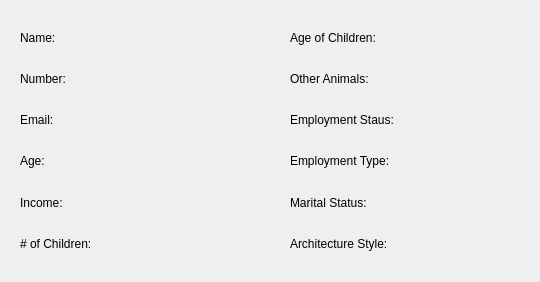
Above: clientdetailsview.ui from maliklewis/comp3004 before the change. Below: the same form after it.
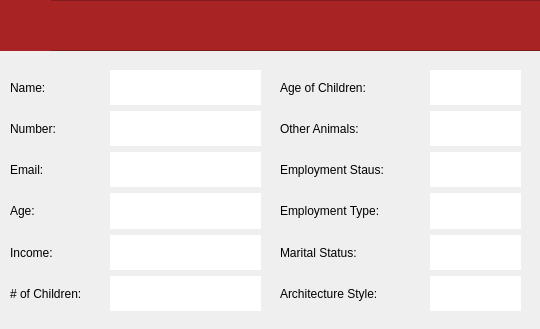
That is the form after the change. Icons and pictures are not drawn.

Patch:
```diff
--- a/clientdetailsview.ui
+++ b/clientdetailsview.ui
@@ -7,7 +7,7 @@
     <x>0</x>
     <y>0</y>
     <width>540</width>
-    <height>282</height>
+    <height>329</height>
    </rect>
   </property>
   <property name="windowTitle">
@@ -16,8 +16,8 @@
   <widget class="QWidget" name="layoutWidget">
    <property name="geometry">
     <rect>
-     <x>120</x>
-     <y>20</y>
+     <x>110</x>
+     <y>70</y>
      <width>151</width>
      <height>241</height>
     </rect>
@@ -25,6 +25,9 @@
    <layout class="QVBoxLayout" name="verticalLayout_3">
     <item>
      <widget class="QLabel" name="nameValue">
+      <property name="styleSheet">
+       <string notr="true">background-color: rgb(255, 255, 255);</string>
+      </property>
       <property name="text">
        <string/>
       </property>
@@ -32,6 +35,9 @@
     </item>
     <item>
      <widget class="QLabel" name="numberValue">
+      <property name="styleSheet">
+       <string notr="true">background-color: rgb(255, 255, 255);</string>
+      </property>
       <property name="text">
        <string/>
       </property>
@@ -39,6 +45,9 @@
     </item>
     <item>
      <widget class="QLabel" name="emailValue">
+      <property name="styleSheet">
+       <string notr="true">background-color: rgb(255, 255, 255);</string>
+      </property>
       <property name="text">
        <string/>
       </property>
@@ -46,6 +55,9 @@
     </item>
     <item>
      <widget class="QLabel" name="ageValue">
+      <property name="styleSheet">
+       <string notr="true">background-color: rgb(255, 255, 255);</string>
+      </property>
       <property name="text">
        <string/>
       </property>
@@ -53,6 +65,9 @@
     </item>
     <item>
      <widget class="QLabel" name="incomeValue">
+      <property name="styleSheet">
+       <string notr="true">background-color: rgb(255, 255, 255);</string>
+      </property>
       <property name="text">
        <string/>
       </property>
@@ -60,6 +75,9 @@
     </item>
     <item>
      <widget class="QLabel" name="numChildValue">
+      <property name="styleSheet">
+       <string notr="true">background-color: rgb(255, 255, 255);</string>
+      </property>
       <property name="text">
        <string/>
       </property>
@@ -70,8 +88,8 @@
   <widget class="QWidget" name="layoutWidget_2">
    <property name="geometry">
     <rect>
-     <x>440</x>
-     <y>20</y>
+     <x>430</x>
+     <y>70</y>
      <width>91</width>
      <height>241</height>
     </rect>
@@ -79,6 +97,9 @@
    <layout class="QVBoxLayout" name="verticalLayout_4">
     <item>
      <widget class="QLabel" name="childAgeValue">
+      <property name="styleSheet">
+       <string notr="true">background-color: rgb(255, 255, 255);</string>
+      </property>
       <property name="text">
        <string/>
       </property>
@@ -86,6 +107,9 @@
     </item>
     <item>
      <widget class="QLabel" name="otherValue">
+      <property name="styleSheet">
+       <string notr="true">background-color: rgb(255, 255, 255);</string>
+      </property>
       <property name="text">
        <string/>
       </property>
@@ -93,6 +117,9 @@
     </item>
     <item>
      <widget class="QLabel" name="EstatusValue">
+      <property name="styleSheet">
+       <string notr="true">background-color: rgb(255, 255, 255);</string>
+      </property>
       <property name="text">
        <string/>
       </property>
@@ -100,6 +127,9 @@
     </item>
     <item>
      <widget class="QLabel" name="empTypeValue">
+      <property name="styleSheet">
+       <string notr="true">background-color: rgb(255, 255, 255);</string>
+      </property>
       <property name="text">
        <string/>
       </property>
@@ -107,6 +137,9 @@
     </item>
     <item>
      <widget class="QLabel" name="MStatusValue">
+      <property name="styleSheet">
+       <string notr="true">background-color: rgb(255, 255, 255);</string>
+      </property>
       <property name="text">
        <string/>
       </property>
@@ -114,6 +147,9 @@
     </item>
     <item>
      <widget class="QLabel" name="styleValue">
+      <property name="styleSheet">
+       <string notr="true">background-color: rgb(255, 255, 255);</string>
+      </property>
       <property name="text">
        <string/>
       </property>
@@ -124,8 +160,8 @@
   <widget class="QWidget" name="layoutWidget">
    <property name="geometry">
     <rect>
-     <x>20</x>
-     <y>20</y>
+     <x>10</x>
+     <y>70</y>
      <width>93</width>
      <height>241</height>
     </rect>
@@ -178,8 +214,8 @@
   <widget class="QWidget" name="layoutWidget">
    <property name="geometry">
     <rect>
-     <x>290</x>
-     <y>20</y>
+     <x>280</x>
+     <y>70</y>
      <width>130</width>
      <height>241</height>
     </rect>
@@ -229,6 +265,47 @@
     </item>
    </layout>
   </widget>
+  <widget class="QFrame" name="frame">
+   <property name="geometry">
+    <rect>
+     <x>0</x>
+     <y>0</y>
+     <width>541</width>
+     <height>51</height>
+    </rect>
+   </property>
+   <property name="autoFillBackground">
+    <bool>false</bool>
+   </property>
+   <property name="styleSheet">
+    <string notr="true">background-color: rgb(168, 36, 36);</string>
+   </property>
+   <property name="frameShape">
+    <enum>QFrame::StyledPanel</enum>
+   </property>
+   <property name="frameShadow">
+    <enum>QFrame::Raised</enum>
+   </property>
+   <widget class="QLabel" name="label_20">
+    <property name="geometry">
+     <rect>
+      <x>0</x>
+      <y>0</y>
+      <width>51</width>
+      <height>51</height>
+     </rect>
+    </property>
+    <property name="text">
+     <string/>
+    </property>
+    <property name="pixmap">
+     <pixmap>../../Downloads/cuacs logo (b&amp;w).png</pixmap>
+    </property>
+    <property name="scaledContents">
+     <bool>true</bool>
+    </property>
+   </widget>
+  </widget>
  </widget>
  <resources/>
  <connections/>
```
